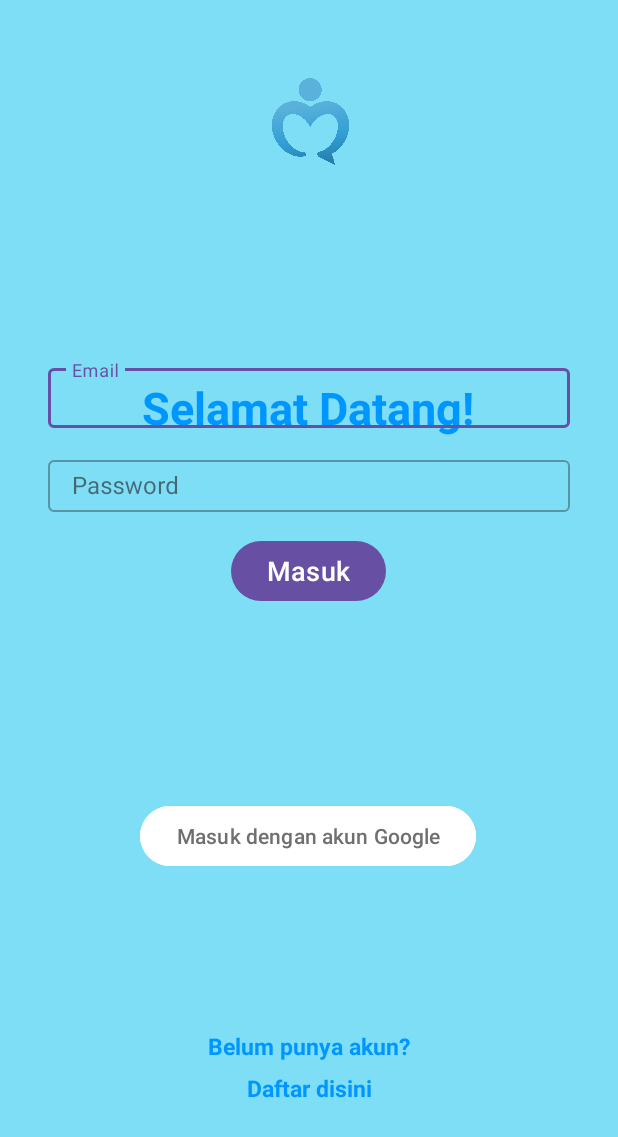
After one commit to Bangkit-Capstone-Psychology-Tools/Mentalk-MD, an Android app: the LoginActivity screen opened directly, with no data from a screen before it, on a phone screen of 412 x 824 dp. The commit adds this screen. Shown: the top 1137 px of the screen. Run offline under Robolectric (Android 15) with nearby library versions, the phone set to English and light mode, and no system bars.

Commit message:
Update 1

```diff
--- /dev/null
+++ b/app/src/main/java/com/example/mentalkapp/view/login/LoginActivity.kt
@@ -0,0 +1,12 @@
+package com.example.mentalkapp.view.login
+
+import androidx.appcompat.app.AppCompatActivity
+import android.os.Bundle
+import com.example.mentalkapp.R
+
+class LoginActivity : AppCompatActivity() {
+    override fun onCreate(savedInstanceState: Bundle?) {
+        super.onCreate(savedInstanceState)
+        setContentView(R.layout.activity_login)
+    }
+}
--- a/app/src/main/java/com/example/mentalkapp/MainActivity.kt
+++ b/app/src/main/java/com/example/mentalkapp/view/main/MainActivity.kt
@@ -1,10 +1,11 @@
-package com.example.mentalkapp
+package com.example.mentalkapp.view.main
 
 import android.os.Bundle
 import androidx.activity.enableEdgeToEdge
 import androidx.appcompat.app.AppCompatActivity
 import androidx.core.view.ViewCompat
 import androidx.core.view.WindowInsetsCompat
+import com.example.mentalkapp.R
 
 class MainActivity : AppCompatActivity() {
     override fun onCreate(savedInstanceState: Bundle?) {
--- /dev/null
+++ b/app/src/main/res/layout/activity_login.xml
@@ -0,0 +1,139 @@
+<?xml version="1.0" encoding="utf-8"?>
+<androidx.constraintlayout.widget.ConstraintLayout xmlns:android="http://schemas.android.com/apk/res/android"
+    xmlns:app="http://schemas.android.com/apk/res-auto"
+    xmlns:tools="http://schemas.android.com/tools"
+    android:layout_width="match_parent"
+    android:layout_height="match_parent"
+    tools:context=".view.login.LoginActivity"
+    android:background="@color/cyan">
+
+    <androidx.constraintlayout.widget.ConstraintLayout
+        android:layout_width="wrap_content"
+        android:layout_height="wrap_content"
+        android:layout_marginTop="24dp"
+        app:layout_constraintStart_toStartOf="parent"
+        app:layout_constraintStart_toEndOf="parent"
+        app:layout_constraintBottom_toBottomOf="parent">
+
+    </androidx.constraintlayout.widget.ConstraintLayout>
+
+    <ImageView
+        android:id="@+id/login"
+        android:layout_width="130dp"
+        android:layout_height="130dp"
+        android:layout_marginTop="16dp"
+        android:layout_marginEnd="140dp"
+        android:contentDescription="@string/detail"
+        app:layout_constraintEnd_toEndOf="parent"
+        app:layout_constraintTop_toTopOf="parent"
+        app:srcCompat="@drawable/logo_mentalk" />
+
+    <TextView
+        android:id="@+id/textView"
+        android:layout_width="wrap_content"
+        android:layout_height="wrap_content"
+        android:layout_marginBottom="532dp"
+        android:text="@string/welcome"
+        android:textColor="@color/bright"
+        android:textSize="30sp"
+        android:textStyle="bold"
+        app:layout_constraintBottom_toBottomOf="parent"
+        app:layout_constraintEnd_toEndOf="parent"
+        app:layout_constraintHorizontal_bias="0.497"
+        app:layout_constraintStart_toStartOf="parent" />
+
+    <TextView
+        android:id="@+id/belum"
+        android:layout_width="wrap_content"
+        android:layout_height="wrap_content"
+        android:layout_marginBottom="116dp"
+        android:text="@string/belum"
+        android:textColor="@color/bright"
+        android:textSize="15sp"
+        android:textStyle="bold"
+        app:layout_constraintBottom_toBottomOf="parent"
+        app:layout_constraintEnd_toEndOf="parent"
+        app:layout_constraintStart_toStartOf="parent" />
+
+    <TextView
+        android:id="@+id/daftar"
+        android:layout_width="wrap_content"
+        android:layout_height="wrap_content"
+        android:layout_marginBottom="88dp"
+        android:text="@string/daftar"
+        android:textColor="@color/bright"
+        android:textSize="15sp"
+        android:textStyle="bold"
+        app:layout_constraintBottom_toBottomOf="parent"
+        app:layout_constraintEnd_toEndOf="parent"
+        app:layout_constraintStart_toStartOf="parent" />
+
+    <com.google.android.material.textfield.TextInputLayout
+        android:id="@+id/emailInputLayout"
+        style="@style/Widget.MaterialComponents.TextInputLayout.OutlinedBox"
+        android:layout_width="0dp"
+        android:layout_height="wrap_content"
+        android:layout_marginStart="32dp"
+        android:layout_marginTop="240dp"
+        android:layout_marginEnd="32dp"
+        app:layout_constraintTop_toTopOf="parent"
+        app:layout_constraintStart_toStartOf="parent"
+        app:layout_constraintEnd_toEndOf="parent">
+
+        <com.google.android.material.textfield.TextInputEditText
+            android:id="@+id/emailEditText"
+            android:layout_width="match_parent"
+            android:layout_height="40dp"
+            android:inputType="textEmailAddress"
+            android:hint="@string/email" />
+    </com.google.android.material.textfield.TextInputLayout>
+
+    <!-- Password Input -->
+    <com.google.android.material.textfield.TextInputLayout
+        android:id="@+id/passwordInputLayout"
+        style="@style/Widget.MaterialComponents.TextInputLayout.OutlinedBox"
+        android:layout_width="0dp"
+        android:layout_height="40dp"
+        android:layout_marginStart="32dp"
+        android:layout_marginTop="16dp"
+        android:layout_marginEnd="32dp"
+        app:layout_constraintTop_toBottomOf="@id/emailInputLayout"
+        app:layout_constraintStart_toStartOf="parent"
+        app:layout_constraintEnd_toEndOf="parent">
+
+        <com.google.android.material.textfield.TextInputEditText
+            android:id="@+id/passwordEditText"
+            android:layout_width="match_parent"
+            android:layout_height="wrap_content"
+            android:inputType="textPassword"
+            android:hint="@string/password" />
+    </com.google.android.material.textfield.TextInputLayout>
+
+    <!-- Register Button -->
+    <Button
+        android:id="@+id/registerButton"
+        android:layout_width="wrap_content"
+        android:layout_height="wrap_content"
+        android:layout_marginTop="15dp"
+        android:textSize="18sp"
+        android:text="@string/login"
+        app:layout_constraintEnd_toEndOf="parent"
+        app:layout_constraintHorizontal_bias="0.498"
+        app:layout_constraintStart_toStartOf="parent"
+        app:layout_constraintTop_toBottomOf="@id/passwordInputLayout" />
+
+    <Button
+        android:id="@+id/google"
+        android:layout_width="wrap_content"
+        android:layout_height="wrap_content"
+        android:layout_marginTop="192dp"
+        android:backgroundTint="@color/white"
+        android:textColor="@color/gray"
+        android:text="@string/googlelogin"
+        app:layout_constraintEnd_toEndOf="parent"
+        app:layout_constraintHorizontal_bias="0.497"
+        app:layout_constraintStart_toStartOf="parent"
+        app:layout_constraintTop_toBottomOf="@id/passwordInputLayout" />
+
+
+</androidx.constraintlayout.widget.ConstraintLayout>
--- a/app/src/main/res/values/colors.xml
+++ b/app/src/main/res/values/colors.xml
@@ -2,4 +2,9 @@
 <resources>
     <color name="black">#FF000000</color>
     <color name="white">#FFFFFFFF</color>
+    <color name="bright">#0096FF</color>
+    <color name="blue">#89CFF0</color>
+    <color name="dark_blue">#0777DA</color>
+    <color name="gray">#6F6F70</color>
+    <color name="cyan">#7EDEF6</color>
 </resources>
--- a/app/src/main/res/values/strings.xml
+++ b/app/src/main/res/values/strings.xml
@@ -1,3 +1,21 @@
 <resources>
     <string name="app_name">MentalkApp</string>
+    <string name="kelompok">Dibuat oleh tim C241-PS188 </string>
+    <string name="kalimat_splash">Masih bingung</string>
+    <string name="detail">Detail</string>
+    <string name="welcome">Selamat Datang!</string>
+    <string name="ayo">Ayo isi data diri</string>
+    <string name="name">Nama</string>
+    <string name="belum">Belum punya akun?</string>
+    <string name="daftar">Daftar disini</string>
+    <string name="login">Masuk</string>
+    <string name="please">Mohon isi data diri anda</string>
+    <string name="register">Daftar</string>
+    <string name="phone">Nomor Handphone</string>
+    <string name="certification_number">Nomor Sertifikat</string>
+    <string name="email">Email</string>
+    <string name="password">Password</string>
+    <string name="profile">Profil</string>
+    <string name="logout">Keluar</string>
+    <string name="googlelogin">Masuk dengan akun Google</string>
 </resources>
```
Also changed, not shown: app/src/main/AndroidManifest.xml (+14 -1 lines), app/src/main/java/com/example/mentalkapp/view/register/RegisterActivity.kt (added, +12 -0 lines), app/src/main/java/com/example/mentalkapp/view/splash/SplashActivity.kt (added, +27 -0 lines), app/src/main/res/layout/activity_main.xml (+53 -6 lines), app/src/main/res/layout/activity_register.xml (added, +151 -0 lines), app/src/main/res/layout/activity_splash.xml (added, +55 -0 lines), app/src/main/res/menu/menu.xml (added, +14 -0 lines), app/src/main/res/drawable/carousell.png (added), app/src/main/res/drawable/icon_regist.png (added), app/src/main/res/drawable/logo_mentalk.png (added), app/src/main/res/drawable/logo_mentalk1.png (added), app/src/main/res/drawable/orang.png (added), app/src/main/res/drawable/settings.png (added).
